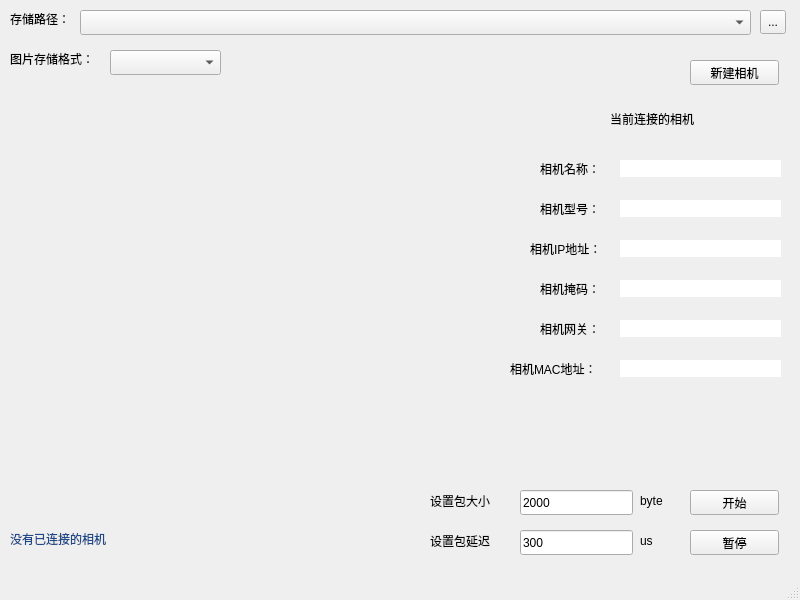
The window that mainwindow.ui (DAC8811/gige_receiver) describes before a commit, drawn with Qt 5.
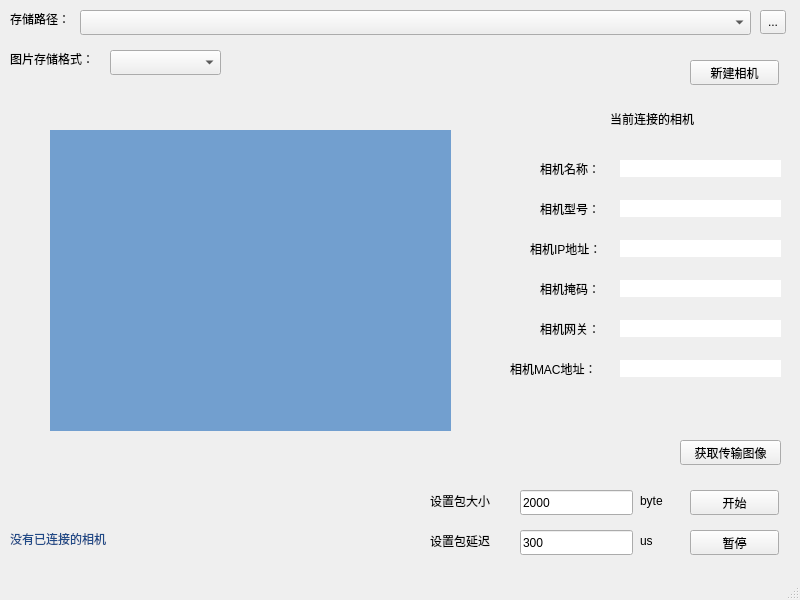
The same window after the commit.

Commit message: 新增了查看最后一张传输的图片的功能，修改优化了一下暂停功能

What changed in the file:
```diff
--- a/mainwindow.ui
+++ b/mainwindow.ui
@@ -423,6 +423,35 @@
      <string>设置包延迟</string>
     </property>
    </widget>
+   <widget class="QLabel" name="image_show">
+    <property name="geometry">
+     <rect>
+      <x>50</x>
+      <y>130</y>
+      <width>401</width>
+      <height>301</height>
+     </rect>
+    </property>
+    <property name="styleSheet">
+     <string notr="true">background-color: rgb(114, 159, 207);</string>
+    </property>
+    <property name="text">
+     <string/>
+    </property>
+   </widget>
+   <widget class="QPushButton" name="image_get">
+    <property name="geometry">
+     <rect>
+      <x>680</x>
+      <y>440</y>
+      <width>101</width>
+      <height>25</height>
+     </rect>
+    </property>
+    <property name="text">
+     <string>获取传输图像</string>
+    </property>
+   </widget>
   </widget>
   <widget class="QMenuBar" name="menubar">
    <property name="geometry">
```
The commit also changes 7 other files.
